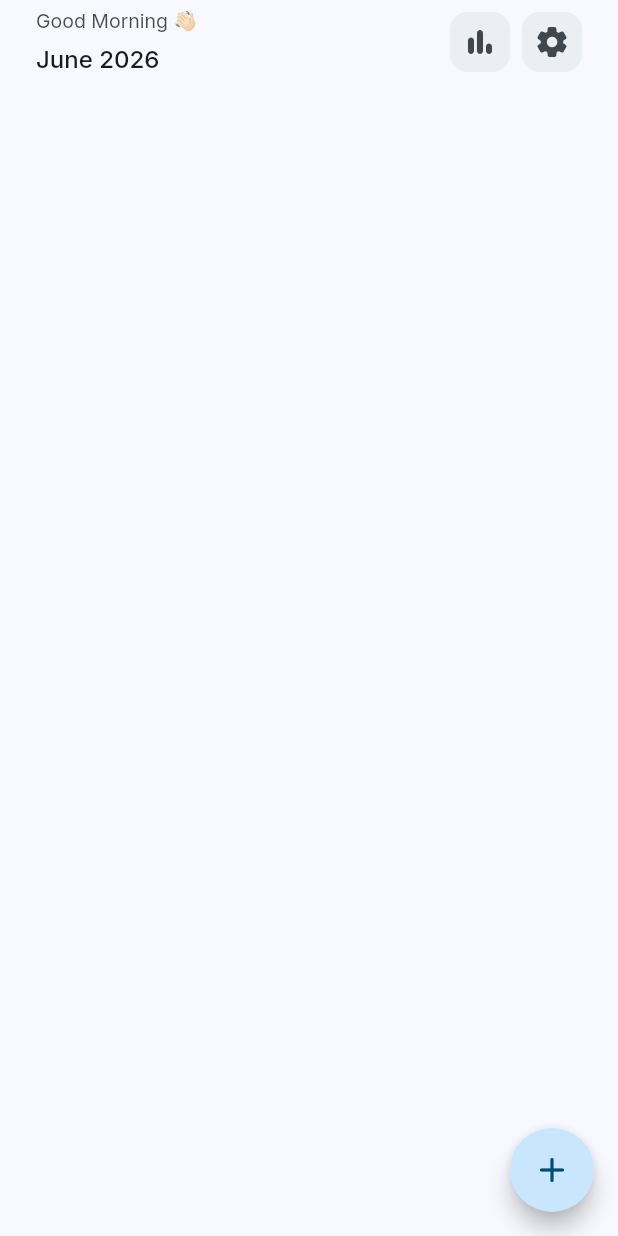
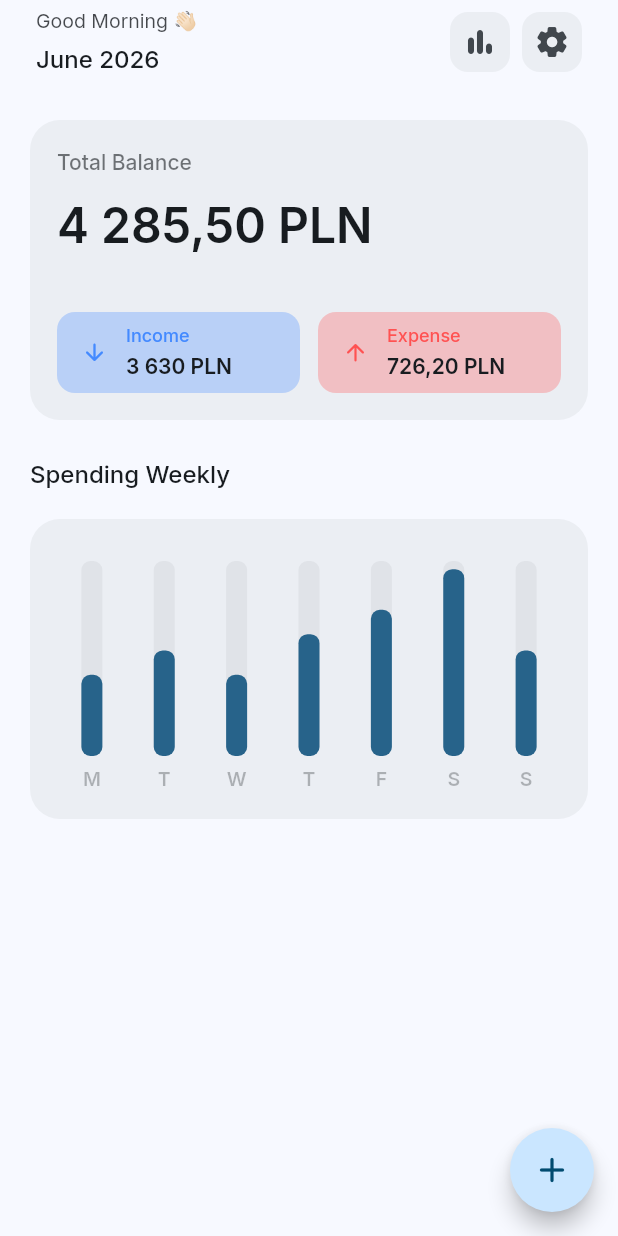
Before and after one commit to wasielakjb/balanceo, a Flutter app: the screen it shows after launch, on a phone screen of 412 x 824 dp. Run offline on Flutter 3.47's test engine with Material 3 defaults, Android fonts, the phone set to English and light mode, and no system bars; drawn by our look-alikes of fl_chart; our stand-ins replace auto_route, get_it, google_fonts, injectable.

Commit message:
feat: Add BudgetSummaryWidget and SpendingWeeklyWidget, update home page layout and dependencies

```diff
--- a/lib/screens/home/view/home_page.dart
+++ b/lib/screens/home/view/home_page.dart
@@ -1,6 +1,8 @@
 import 'package:auto_route/auto_route.dart';
 import 'package:balanceo/app/router/app_router.gr.dart';
+import 'package:balanceo/screens/home/widget/budget_summary_wgt.dart';
 import 'package:balanceo/screens/home/widget/home_app_bar.dart';
+import 'package:balanceo/screens/home/widget/spending_weekly_wgt.dart';
 import 'package:flutter/material.dart';
 
 @RoutePage()
@@ -14,6 +16,14 @@ class HomePage extends StatelessWidget {
         chartsRoute: ChartsRoute(),
         settingsRoute: SettingsRoute(),
       ),
+      body: const Column(
+        children: [
+          SizedBox(height: 24),
+          BudgetSummaryWidget(),
+          SizedBox(height: 24),
+          SpendingWeeklyWidget(),
+        ],
+      ),
       floatingActionButton: FloatingActionButton(
         shape: const CircleBorder(),
         onPressed: () {},
--- /dev/null
+++ b/lib/screens/home/widget/budget_summary_wgt.dart
@@ -0,0 +1,106 @@
+import 'package:balanceo/extensions/color_scheme_extension.dart';
+import 'package:balanceo/extensions/text_theme_extension.dart';
+import 'package:flutter/material.dart';
+import 'package:intl/intl.dart';
+
+class BudgetSummaryWidget extends StatelessWidget {
+  const BudgetSummaryWidget({super.key});
+
+  @override
+  Widget build(BuildContext context) {
+    return Padding(
+      padding: const EdgeInsets.symmetric(horizontal: 20),
+      child: Container(
+        padding: const EdgeInsetsGeometry.all(18),
+        decoration: BoxDecoration(
+          borderRadius: BorderRadius.circular(20),
+          color: context.surfaceContainer,
+        ),
+        child: Column(
+          crossAxisAlignment: CrossAxisAlignment.start,
+          children: [
+            Text(
+              'Total Balance',
+              style: context.titleSmall
+                  .copyWith(color: context.onSurface.withValues(alpha: 0.6)),
+            ),
+            const SizedBox(height: 12),
+            Text(4285.50.asCurrency, style: context.headlineLarge),
+            const SizedBox(height: 38),
+            const Row(
+              spacing: 12,
+              children: [
+                Expanded(
+                  child: SummaryCard(
+                    title: 'Income',
+                    amount: 3630,
+                    color: Colors.blueAccent,
+                    icon: Icons.arrow_downward_rounded,
+                  ),
+                ),
+                Expanded(
+                  child: SummaryCard(
+                    title: 'Expense',
+                    amount: 726.20,
+                    color: Colors.redAccent,
+                    icon: Icons.arrow_upward_rounded,
+                  ),
+                ),
+              ],
+            ),
+          ],
+        ),
+      ),
+    );
+  }
+}
+
+class SummaryCard extends StatelessWidget {
+  const SummaryCard({
+    required this.title,
+    required this.amount,
+    required this.color,
+    required this.icon,
+    super.key,
+  });
+
+  final String title;
+  final double amount;
+  final Color color;
+  final IconData icon;
+
+  @override
+  Widget build(BuildContext context) {
+    return Container(
+      padding: const EdgeInsets.symmetric(horizontal: 16, vertical: 8),
+      decoration: BoxDecoration(
+        borderRadius: BorderRadius.circular(12),
+        color: color.withValues(alpha: 0.3),
+      ),
+      child: Row(
+        spacing: 12,
+        children: [
+          Icon(icon, color: color, size: 18),
+          Column(
+            spacing: 2,
+            crossAxisAlignment: CrossAxisAlignment.start,
+            children: [
+              Text(title, style: context.labelMedium.copyWith(color: color)),
+              Text(
+                amount.asCurrency,
+                style: context.bodyMediumBold.copyWith(fontSize: 14),
+              ),
+            ],
+          ),
+        ],
+      ),
+    );
+  }
+}
+
+extension on double {
+  String get asCurrency => NumberFormat.currency(
+        locale: 'pl_PL',
+        decimalDigits: (this % 1 == 0) ? 0 : 2,
+      ).format(this);
+}
--- /dev/null
+++ b/lib/screens/home/widget/spending_weekly_wgt.dart
@@ -0,0 +1,122 @@
+import 'package:balanceo/extensions/color_scheme_extension.dart';
+import 'package:balanceo/extensions/text_theme_extension.dart';
+import 'package:fl_chart/fl_chart.dart';
+import 'package:flutter/material.dart';
+
+class SpendingWeeklyWidget extends StatelessWidget {
+  const SpendingWeeklyWidget({super.key});
+
+  @override
+  Widget build(BuildContext context) {
+    return Padding(
+      padding: const EdgeInsetsGeometry.symmetric(horizontal: 20),
+      child: Column(
+        crossAxisAlignment: CrossAxisAlignment.start,
+        children: [
+          Text('Spending Weekly', style: context.titleMedium),
+          const SizedBox(height: 18),
+          const SizedBox(
+            height: 200,
+            width: double.infinity,
+            child: SpendingWeeklyChart(),
+          ),
+        ],
+      ),
+    );
+  }
+}
+
+class SpendingWeeklyChart extends StatefulWidget {
+  const SpendingWeeklyChart({super.key});
+
+  @override
+  State<SpendingWeeklyChart> createState() => _SpendingWeeklyChartState();
+}
+
+class _SpendingWeeklyChartState extends State<SpendingWeeklyChart> {
+  List<BarChartGroupData> get getBarGroups => List.generate(
+        7,
+        (i) => switch (i) {
+          0 => makeGroupData(0, 5),
+          1 => makeGroupData(1, 6.5),
+          2 => makeGroupData(2, 5),
+          3 => makeGroupData(3, 7.5),
+          4 => makeGroupData(4, 9),
+          5 => makeGroupData(5, 11.5),
+          6 => makeGroupData(6, 6.5),
+          _ => throw Error(),
+        },
+      );
+
+  BarChartGroupData makeGroupData(int x, double y) => BarChartGroupData(
+        x: x,
+        barRods: [
+          BarChartRodData(
+            toY: y,
+            width: 14,
+            color: context.primary,
+            borderRadius: BorderRadius.circular(6),
+            backDrawRodData: BackgroundBarChartRodData(
+              show: true,
+              toY: 12,
+              color: context.surfaceContainerHighest,
+            ),
+          ),
+        ],
+      );
+
+  Widget bottomTitles(double value, TitleMeta meta) => SideTitleWidget(
+        meta: meta,
+        space: 6,
+        child: Text(
+          switch (value.toInt()) {
+            0 => 'M',
+            1 => 'T',
+            2 => 'W',
+            3 => 'T',
+            4 => 'F',
+            5 => 'S',
+            6 => 'S',
+            _ => '',
+          },
+          style: context.bodyMediumBold.copyWith(
+            color: context.onSurface.withValues(alpha: 0.3),
+          ),
+        ),
+      );
+
+  @override
+  Widget build(BuildContext context) {
+    return AspectRatio(
+      aspectRatio: 1,
+      child: Container(
+        padding: const EdgeInsets.only(top: 28, bottom: 14),
+        decoration: BoxDecoration(
+          borderRadius: BorderRadius.circular(20),
+          color: context.surfaceContainer,
+        ),
+        child: BarChart(
+          BarChartData(
+            maxY: 12,
+            barGroups: getBarGroups,
+            borderData: FlBorderData(show: false),
+            titlesData: FlTitlesData(
+              rightTitles: const AxisTitles(),
+              topTitles: const AxisTitles(),
+              leftTitles: const AxisTitles(),
+              bottomTitles: AxisTitles(
+                sideTitles: SideTitles(
+                  showTitles: true,
+                  reservedSize: 28,
+                  getTitlesWidget: bottomTitles,
+                ),
+              ),
+            ),
+            gridData: const FlGridData(show: false),
+          ),
+          duration: const Duration(milliseconds: 250),
+        ),
+      ),
+    );
+  }
+}
--- a/pubspec.yaml
+++ b/pubspec.yaml
@@ -8,6 +8,7 @@ environment:
 
 dependencies:
   auto_route: ^10.1.0+1
+  fl_chart: ^1.2.0
   flutter:
     sdk: flutter
   get_it: ^8.3.0
```
Also changed, not shown: pubspec.lock.
